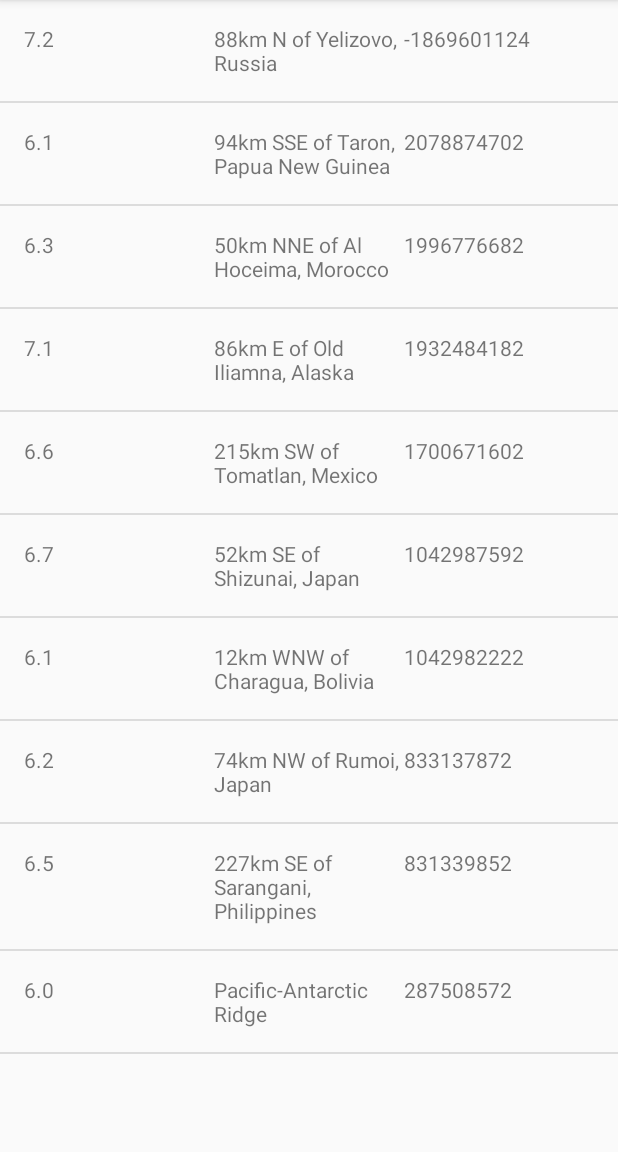
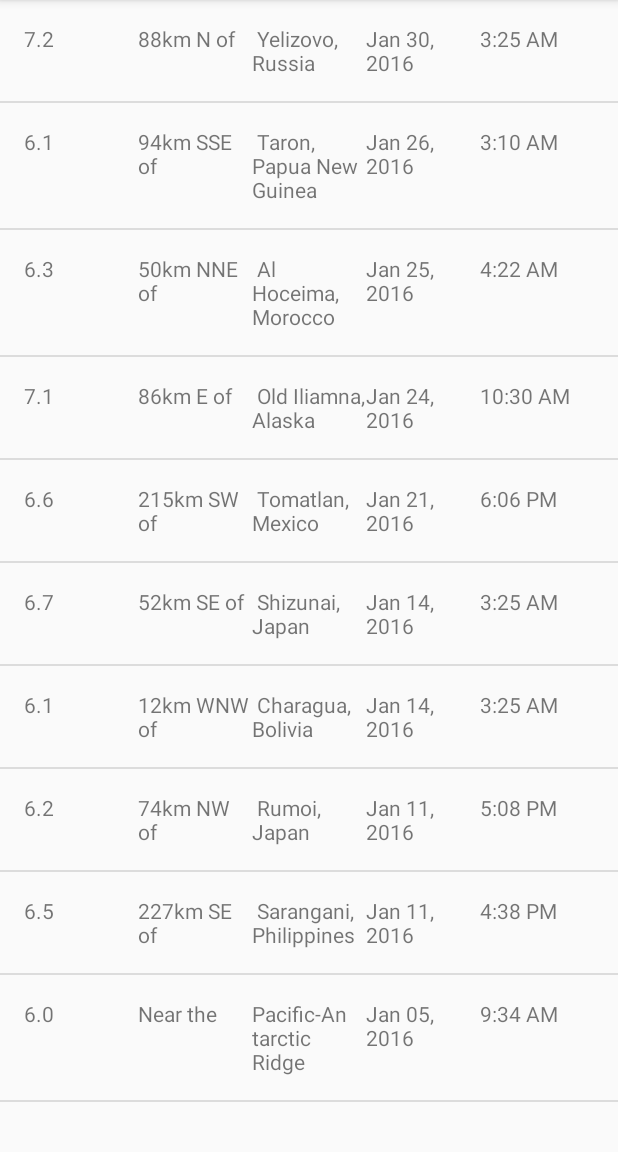
Before and after one commit to carlosughini/QuakeReport, an Android app: the screen it shows after launch (EarthquakeActivity), on a phone screen of 412 x 824 dp, the part 84-1236 px from its top. Run offline under Robolectric (Android 15) with nearby library versions, the phone set to English and light mode, and no system bars.

```diff
--- a/app/src/main/java/com/example/android/quakereport/Earthquake.java
+++ b/app/src/main/java/com/example/android/quakereport/Earthquake.java
@@ -3,13 +3,13 @@ package com.example.android.quakereport;
 public class Earthquake {
 
     /** Magnitude of the earthquake */
-    private String mMagnitude;
+    private Double mMagnitude;
 
     /** Location of the earthquake */
     private String mLocation;
 
     /** Date of the earthquake */
-    private String mDate;
+    private long mTimeInMilliseconds;
 
 
     /**
@@ -17,19 +17,19 @@ public class Earthquake {
      *
      * @param magnitude is the magnitude of the earthquake
      * @param location is the city where happened the earthquake
-     * @param date is when happened the earthquake.
+     * @param timeInMilliseconds is the time in milli seconds when happened the earthquake.
      */
-    public Earthquake(String magnitude, String location, String date) {
+    public Earthquake(Double magnitude, String location, long timeInMilliseconds) {
         mMagnitude = magnitude;
         mLocation = location;
-        mDate = date;
+        mTimeInMilliseconds = timeInMilliseconds;
     }
 
     /**
      *
      * @return the magnitude of the earthquake
      */
-    public String getMagnitude() {
+    public Double getMagnitude() {
         return mMagnitude;
     }
 
@@ -45,7 +45,7 @@ public class Earthquake {
      *
      * @return the date that happened the earthquake
      */
-    public String getDate() {
-        return mDate;
+    public long getTimeInMilliseconds() {
+        return mTimeInMilliseconds;
     }
 }
--- a/app/src/main/java/com/example/android/quakereport/EarthquakeActivity.java
+++ b/app/src/main/java/com/example/android/quakereport/EarthquakeActivity.java
@@ -31,20 +31,14 @@ public class EarthquakeActivity extends AppCompatActivity {
         super.onCreate(savedInstanceState);
         setContentView(R.layout.earthquake_activity);
 
-//        ArrayList<Earthquake> earthquakes = new ArrayList<>();
-          ArrayList<Earthquake> earthquakes = QueryUtils.extractEarthquakes();
-//        earthquakes.add(new Earthquake("3.2","Porto Alegre","2018-10-03"));
-//        earthquakes.add(new Earthquake("4.2","Rio de Janeiro","2018-10-03"));
-//        earthquakes.add(new Earthquake("5.2","São Paulo","2018-10-03"));
-//        earthquakes.add(new Earthquake("6.2","Porto Alegre","2018-10-03"));
-//        earthquakes.add(new Earthquake("7.2","Curitiba","2018-10-03"));
-//        earthquakes.add(new Earthquake("8.2","Porto Alegre","2018-10-03"));
-//        earthquakes.add(new Earthquake("9.2","Salvador","2018-10-03"));
-//        earthquakes.add(new Earthquake("1.2","Porto Alegre","2018-10-03"));
-//        earthquakes.add(new Earthquake("2.2","Belém","2018-10-03"));
+        /**
+         * Get the list of earthquakes from {@link QueryUtils}
+         */
+        ArrayList<Earthquake> earthquakes = QueryUtils.extractEarthquakes();
 
         // Find a reference to the {@link ListView} in the layout
         ListView earthquakeListView = (ListView) findViewById(R.id.list);
+
         // Create a customArrayAdapter of earthquakes
         EarthquakeAdapter adapter = new EarthquakeAdapter(this,earthquakes);
 
--- a/app/src/main/java/com/example/android/quakereport/EarthquakeAdapter.java
+++ b/app/src/main/java/com/example/android/quakereport/EarthquakeAdapter.java
@@ -3,6 +3,7 @@ package com.example.android.quakereport;
 import android.content.Context;
 import android.support.annotation.NonNull;
 import android.support.annotation.Nullable;
+import android.util.Log;
 import android.view.LayoutInflater;
 import android.view.View;
 import android.view.ViewGroup;
@@ -10,9 +11,16 @@ import android.widget.ArrayAdapter;
 import android.widget.ListView;
 import android.widget.TextView;
 
+import java.text.DecimalFormat;
+import java.text.SimpleDateFormat;
+import java.util.Arrays;
+import java.util.Date;
 import java.util.List;
+import java.util.Locale;
 
 public class EarthquakeAdapter extends ArrayAdapter<Earthquake> {
+
+    private static final String LOCATION_SEPARATOR = "of";
 
     /**
      * Constructs a new {@link EarthquakeAdapter}.
@@ -48,19 +56,83 @@ public class EarthquakeAdapter extends ArrayAdapter<Earthquake> {
 
         // Find the view in the list_item.xml layout with the ID magnitude
         TextView magnitudeView = (TextView) listItemView.findViewById(R.id.magnitude);
+
+        String magnitude = formatMagnitude(currentEarthquakeData.getMagnitude());
+
         // Get the date from the currentEarthquakeData object and set this text on the TextView
-        magnitudeView.setText(currentEarthquakeData.getMagnitude());
+        magnitudeView.setText(magnitude);
+
+        String location = currentEarthquakeData.getCity();
+
+        String primaryLocation;
+        String locationOffSet;
+
+        if (location.contains(LOCATION_SEPARATOR)) {
+            String[] newLocation = location.split("(?<=of)");
+            Log.v("EarthQuakeAdapter","String é: " + Arrays.toString(newLocation));
+            locationOffSet = newLocation[0];
+            primaryLocation = newLocation[1];
+        } else {
+            locationOffSet = getContext().getString(R.string.near_the);
+            primaryLocation = location;
+        }
 
         // Find the view in the list_item.xml layout with the ID city
-        TextView cityView = (TextView) listItemView.findViewById(R.id.location);
+        TextView locationOffSetView = (TextView) listItemView.findViewById(R.id.location_offset);
         // Get the date from the currentEarthquakeData object and set this text on the TextView
-        cityView.setText(currentEarthquakeData.getCity());
+        locationOffSetView.setText(locationOffSet);
+
+        // Find the view in the list_item.xml layout with the ID city
+        TextView parentLocationView = (TextView) listItemView.findViewById(R.id.primary_location);
+        // Get the date from the currentEarthquakeData object and set this text on the TextView
+        parentLocationView.setText(primaryLocation);
+
+        // Create a new object Date of the timeInMilliSeconds of the eartquake
+        Date dateObject = new Date(currentEarthquakeData.getTimeInMilliseconds());
 
         // Find the view in the list_item.xml layout with the ID date
         TextView dateView = (TextView) listItemView.findViewById(R.id.date);
-        // Get the date from the currentEarthquakeData object and set this text on the TextView
-        dateView.setText(currentEarthquakeData.getDate());
+
+        // Format the string
+        String formattedDate = formatDate(dateObject);
+
+        // Set the text with the date
+        dateView.setText(formattedDate);
+
+        // Find the view in the list_item.xml layout with the ID date
+        TextView timeView = (TextView) listItemView.findViewById(R.id.time);
+
+        // Format the string
+        String formattedTime = formatTime(dateObject);
+
+        // Set the text with the date
+        timeView.setText(formattedTime);
 
         return listItemView;
     }
+
+    /**
+     * Retorna a data string formatada (i.e. "Mar 3, 1984") de um objeto Date.
+     */
+    private String formatDate(Date dateObject) {
+        SimpleDateFormat dateFormat = new SimpleDateFormat("LLL dd, yyyy",Locale.getDefault());
+        return dateFormat.format(dateObject);
+    }
+
+    /**
+     * Retorna a data string formatada (i.e. "4:30 PM") de um objeto Date.
+     */
+    private String formatTime(Date dateObject) {
+        SimpleDateFormat timeFormat = new SimpleDateFormat("h:mm a",Locale.getDefault());
+        return timeFormat.format(dateObject);
+    }
+
+    /**
+     * Retorna a string magnitude formatada mostrando 1 casa decimal (i.e. "3.2")
+     * de um valor de magnitude decimal.
+     */
+    private String formatMagnitude(double magnitude) {
+        DecimalFormat magnitudeFormat = new DecimalFormat("0.0");
+        return magnitudeFormat.format(magnitude);
+    }
 }
--- a/app/src/main/java/com/example/android/quakereport/QueryUtils.java
+++ b/app/src/main/java/com/example/android/quakereport/QueryUtils.java
@@ -6,7 +6,10 @@ import org.json.JSONArray;
 import org.json.JSONException;
 import org.json.JSONObject;
 
+import java.text.SimpleDateFormat;
 import java.util.ArrayList;
+import java.util.Date;
+import java.util.Locale;
 
 /**
  * Helper methods related to requesting and receiving earthquake data from USGS.
@@ -47,18 +50,25 @@ public final class QueryUtils {
         // Catch the exception so the app doesn't crash, and print the error message to the logs.
         try {
 
+            // Create a JSONObject from the SAMPLE_JSON_RESPONSE string
             JSONObject earthquakeJson = new JSONObject(SAMPLE_JSON_RESPONSE);
 
+            // Extract the JSONArray associated with the key called "features",
+            // which represents a list of features (or earthquakes).
             JSONArray features = earthquakeJson.getJSONArray("features");
 
-            // build up a list of Earthquake objects with the corresponding data.
+            // For each earthquake in the features array, create an {@link Earthquake} object
             for (int i = 0; i < features.length(); i++) {
+                // All of our code in the loop
                 JSONObject featuresObject = features.getJSONObject(i);
                 JSONObject properties = featuresObject.getJSONObject("properties");
-                Log.v("QueryUtils",String.valueOf(properties.getDouble("mag")));
-                //Log.v("QueryUtils","Size: " + properties);
-                earthquakes.add(new Earthquake(String.valueOf(properties.getDouble("mag")),properties.getString("place"),String.valueOf(properties.getInt("time"))));
 
+                Double magnitude = properties.getDouble("mag");
+                String location = properties.getString("place");
+                long timeInMilliSeconds = properties.getLong("time");
+
+                Earthquake earthquake = new Earthquake(magnitude,location,timeInMilliSeconds);
+                earthquakes.add(earthquake);
             }
 
         } catch (JSONException e) {
--- /dev/null
+++ b/app/src/main/res/drawable/magnitude_circle.xml
@@ -0,0 +1,10 @@
+<?xml version="1.0" encoding="utf-8"?>
+<!-- Círculo de fundo para o valor da magnitude -->
+<shape xmlns:android="http://schemas.android.com/apk/res/android"
+    android:shape="oval">
+    <solid android:color="@color/magnitude1" />
+    <size
+        android:width="36dp"
+        android:height="36dp" />
+    <corners android:radius="18dp" />
+</shape>
--- a/app/src/main/res/layout/list_item.xml
+++ b/app/src/main/res/layout/list_item.xml
@@ -15,7 +15,14 @@
         tools:text="5.4"/>
 
     <TextView
-        android:id="@+id/location"
+        android:id="@+id/location_offset"
+        android:layout_width="0dp"
+        android:layout_height="wrap_content"
+        android:layout_weight="1"
+        tools:text="Rio de Janeiro"/>
+
+    <TextView
+        android:id="@+id/primary_location"
         android:layout_width="0dp"
         android:layout_height="wrap_content"
         android:layout_weight="1"
@@ -28,4 +35,11 @@
         android:layout_weight="1"
         tools:text="Jan 31, 2018"/>
 
+    <TextView
+        android:id="@+id/time"
+        android:layout_width="0dp"
+        android:layout_height="wrap_content"
+        android:layout_weight="1"
+        tools:text="3:00 PM"/>
+
 </LinearLayout>
--- a/app/src/main/res/values/colors.xml
+++ b/app/src/main/res/values/colors.xml
@@ -22,4 +22,34 @@
 
     <!-- Accent color of the app -->
     <color name="colorAccent">#10CAC9</color>
+
+    <!-- Cor para um terremoto com magnitude 0 e 2 -->
+    <color name="magnitude1">#4A7BA7</color>
+
+    <!-- Cor para um terremoto com magnitude entre 2 e 3 -->
+    <color name="magnitude2">#04B4B3</color>
+
+    <!-- Cor para um terremoto com magnitude entre 3 e 4 -->
+    <color name="magnitude3">#10CAC9</color>
+
+    <!-- Cor para um terremoto com magnitude entre 4 e 5 -->
+    <color name="magnitude4">#F5A623</color>
+
+    <!-- Cor para um terremoto com magnitude entre 5 e 6 -->
+    <color name="magnitude5">#FF7D50</color>
+
+    <!-- Cor para um terremoto com magnitude entre 6 e 7 -->
+    <color name="magnitude6">#FC6644</color>
+
+    <!-- Cor para um terremoto com magnitude entre 7 e 8 -->
+    <color name="magnitude7">#E75F40</color>
+
+    <!-- Cor para um terremoto com magnitude entre 8 e 9 -->
+    <color name="magnitude8">#E13A20</color>
+
+    <!-- Cor para um terremoto com magnitude entre 9 e 10 -->
+    <color name="magnitude9">#D93218</color>
+
+    <!-- Cor para um terremoto com magnitude acima de 10 -->
+    <color name="magnitude10plus">#C03823</color>
 </resources>
--- a/app/src/main/res/values/strings.xml
+++ b/app/src/main/res/values/strings.xml
@@ -15,4 +15,5 @@
 -->
 <resources>
     <string name="app_name">Quake Report</string>
+    <string name="near_the">Near the</string>
 </resources>
```
